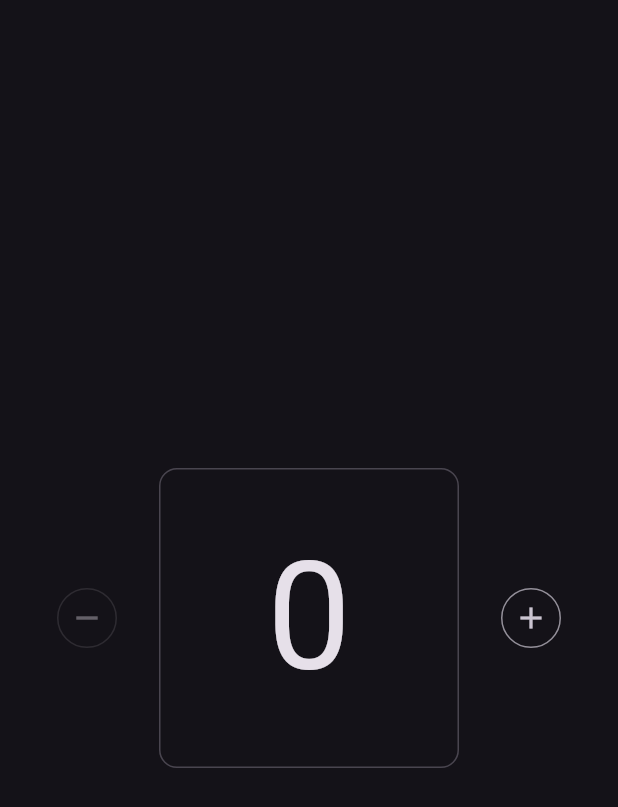
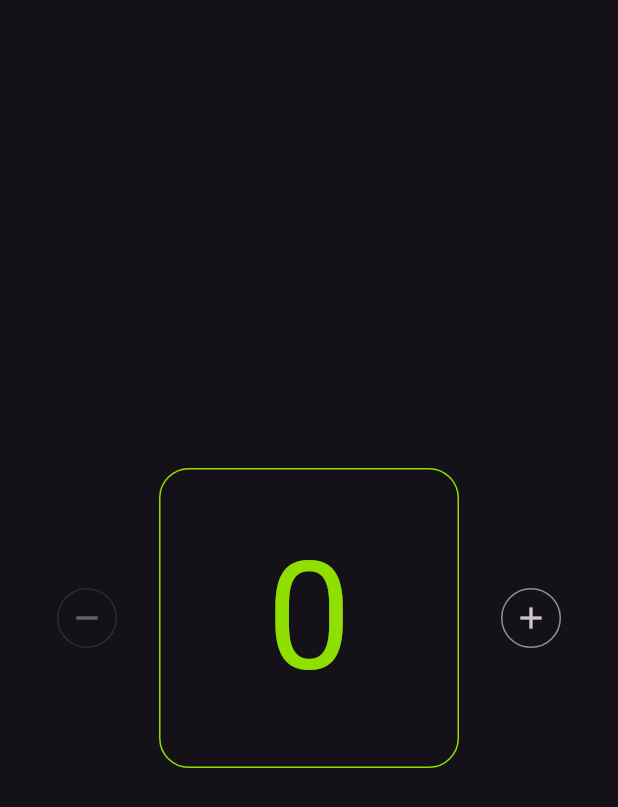
Before and after one commit to toballatorre/accountant_app, a Flutter app: the screen it shows after launch, on a phone screen of 412 x 824 dp. Shown: the top 807 px of the screen. Run offline on Flutter 3.47's test engine with Material 3 defaults, Android fonts, the light colour scheme and no system bars.

Commit message:
Isolate the display - Changes colors depends on the number of the counter - Use darck theme

```diff
--- a/accountant_app/lib/app.dart
+++ b/accountant_app/lib/app.dart
@@ -10,7 +10,6 @@ class MyApp extends StatelessWidget {
     return MaterialApp(
       title: 'Flutter Demo',
       theme: ThemeData.dark(
-        //colorScheme: ColorScheme.fromSeed(seedColor: Colors.deepPurple),
         useMaterial3: true,
       ),
       home: const MyHomePage(title: 'Flutter Demo Home Page'),
--- /dev/null
+++ b/accountant_app/lib/components/display_counter.dart
@@ -0,0 +1,42 @@
+import 'package:flutter/material.dart';
+
+class DisplayCounter extends StatelessWidget {
+  const DisplayCounter(this.counter, {super.key});
+  final int counter;
+  static const _colors = <int>[
+    0xFF8FE000,
+    0xFFC5CD00,
+    0xFFF0DB01,
+    0xFFFFCF00,
+    0xFFFFB700,
+    0xFFFF9B01,
+    0xFFFF7300,
+    0xFFFF4D00,
+    0xFFFF2600,
+    0xFFFF0000,
+  ];
+
+  @override
+  Widget build(BuildContext context) {
+    final indexColor = counter < _colors.length ? counter : _colors.length - 1;
+    final colorSelected = Color(_colors[indexColor]);
+    return Card.outlined(
+      shape: RoundedRectangleBorder(
+          side: BorderSide(color: colorSelected),
+          borderRadius: BorderRadius.circular(20)),
+      child: SizedBox(
+        width: 200,
+        height: 200,
+        child: Center(
+          child: Text(
+            '$counter',
+            style: Theme.of(context).textTheme.displayLarge!.copyWith(
+                  fontSize: 100,
+                  color: colorSelected,
+                ),
+          ),
+        ),
+      ),
+    );
+  }
+}
--- a/accountant_app/lib/views/home_view.dart
+++ b/accountant_app/lib/views/home_view.dart
@@ -1,4 +1,5 @@
 import 'package:accountant_app/components/counterbtn.dart';
+import 'package:accountant_app/components/display_counter.dart';
 import 'package:flutter/material.dart';
 
 class MyHomePage extends StatefulWidget {
@@ -23,21 +24,7 @@ class _MyHomePageState extends State<MyHomePage> {
               onPressed: _counter > 0 ? () => _updateCounter(-1) : null,
             ),
             const SizedBox(width: 20),
-            Card.outlined(
-              child: SizedBox(
-                width: 200,
-                height: 200,
-                child: Center(
-                  child: Text(
-                    _counter.toString(),
-                    style: Theme.of(context)
-                        .textTheme
-                        .displayLarge!
-                        .copyWith(fontSize: 100),
-                  ),
-                ),
-              ),
-            ),
+            DisplayCounter(_counter),
             const SizedBox(width: 20),
             Counterbtn(
               icon: Icons.add,
```
Also changed, not shown: accountant_app/assets/colorThemeCounter.jpeg (added), 1 other file.
